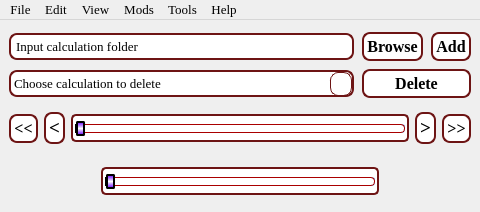
Above: QT_GUI/VRVisualGUI.ui from Babaykaa/VaspReader before the change. Below: the same form after it.
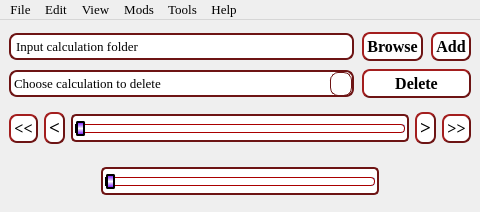
That is the form after the change. Icons and pictures are not drawn.

Diff of the .ui file:
```diff
--- a/QT_GUI/VRVisualGUI.ui
+++ b/QT_GUI/VRVisualGUI.ui
@@ -79,6 +79,7 @@
   padding: 3px 3px;
   margin-top: 0px;
   outline: 0px;
+  border-style: outset;
 }
 QPushButton:hover {
   background-color: rgb(255, 248, 231);
```
Left out of the diff: 1 changed line with no effect on the pictures.
